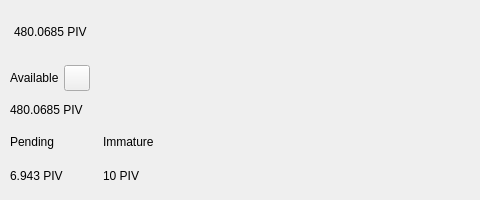
Old version of the form src/qt/pivx/forms/topbar.ui in the repository Liquid369/blank; both pictures show x 0 to 480 and y 0 to 200 of the 734 by 200 pixel window.
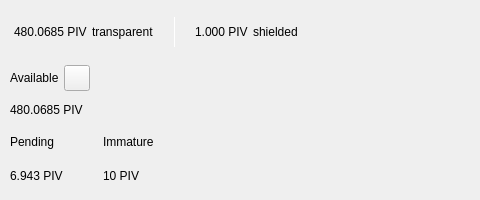
New version of the form. Custom widgets are drawn as their Qt base class.

Commit message: GUI: collapsed topbar, shielded piv total amount added.

```diff
--- a/src/qt/pivx/forms/topbar.ui
+++ b/src/qt/pivx/forms/topbar.ui
@@ -93,7 +93,7 @@
            </property>
            <layout class="QHBoxLayout" name="horizontalLayout_5">
             <property name="spacing">
-             <number>0</number>
+             <number>5</number>
             </property>
             <property name="leftMargin">
              <number>0</number>
@@ -123,6 +123,89 @@
               </property>
              </widget>
             </item>
+            <item>
+             <widget class="QLabel" name="labelTrans">
+              <property name="text">
+               <string>transparent</string>
+              </property>
+             </widget>
+            </item>
+            <item>
+             <spacer name="horizontalSpacer_11">
+              <property name="orientation">
+               <enum>Qt::Horizontal</enum>
+              </property>
+              <property name="sizeType">
+               <enum>QSizePolicy::Fixed</enum>
+              </property>
+              <property name="sizeHint" stdset="0">
+               <size>
+                <width>15</width>
+                <height>20</height>
+               </size>
+              </property>
+             </spacer>
+            </item>
+            <item alignment="Qt::AlignVCenter">
+             <widget class="QLabel" name="typeSpacerTop">
+              <property name="minimumSize">
+               <size>
+                <width>1</width>
+                <height>30</height>
+               </size>
+              </property>
+              <property name="maximumSize">
+               <size>
+                <width>1</width>
+                <height>30</height>
+               </size>
+              </property>
+              <property name="styleSheet">
+               <string notr="true">background-color:white;
+padding:0px;
+border:none;</string>
+              </property>
+              <property name="text">
+               <string/>
+              </property>
+             </widget>
+            </item>
+            <item>
+             <spacer name="horizontalSpacer_12">
+              <property name="orientation">
+               <enum>Qt::Horizontal</enum>
+              </property>
+              <property name="sizeType">
+               <enum>QSizePolicy::Fixed</enum>
+              </property>
+              <property name="sizeHint" stdset="0">
+               <size>
+                <width>15</width>
+                <height>20</height>
+               </size>
+              </property>
+             </spacer>
+            </item>
+            <item alignment="Qt::AlignTop">
+             <widget class="QLabel" name="labelAmountTopShieldedPiv">
+              <property name="minimumSize">
+               <size>
+                <width>0</width>
+                <height>36</height>
+               </size>
+              </property>
+              <property name="text">
+               <string notr="true">1.000 PIV</string>
+              </property>
+             </widget>
+            </item>
+            <item>
+             <widget class="QLabel" name="labelShield">
+              <property name="text">
+               <string>shielded</string>
+              </property>
+             </widget>
+            </item>
            </layout>
           </widget>
          </item>
```
The commit also changes 1 other file.
